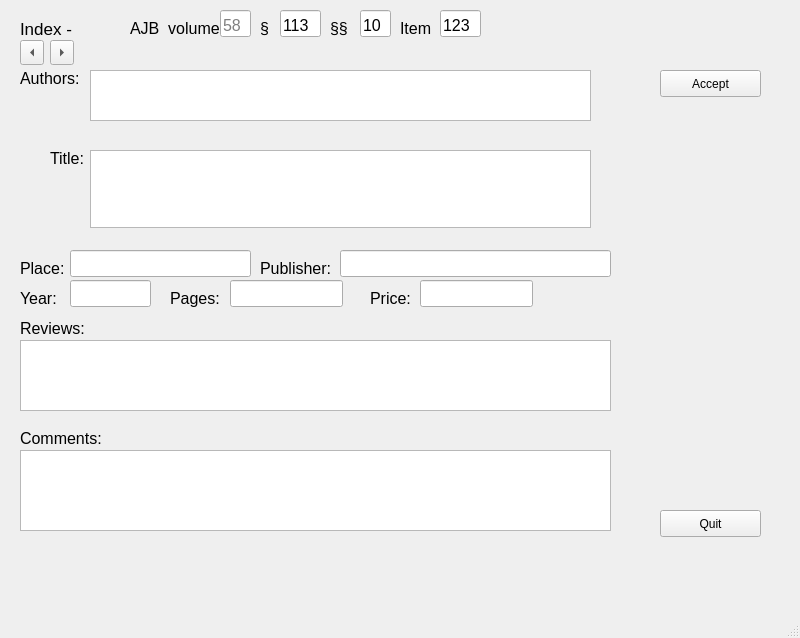
Old version of the form Books20/Tools/src/ui_BookEntry.ui in the repository JimFowler/books.
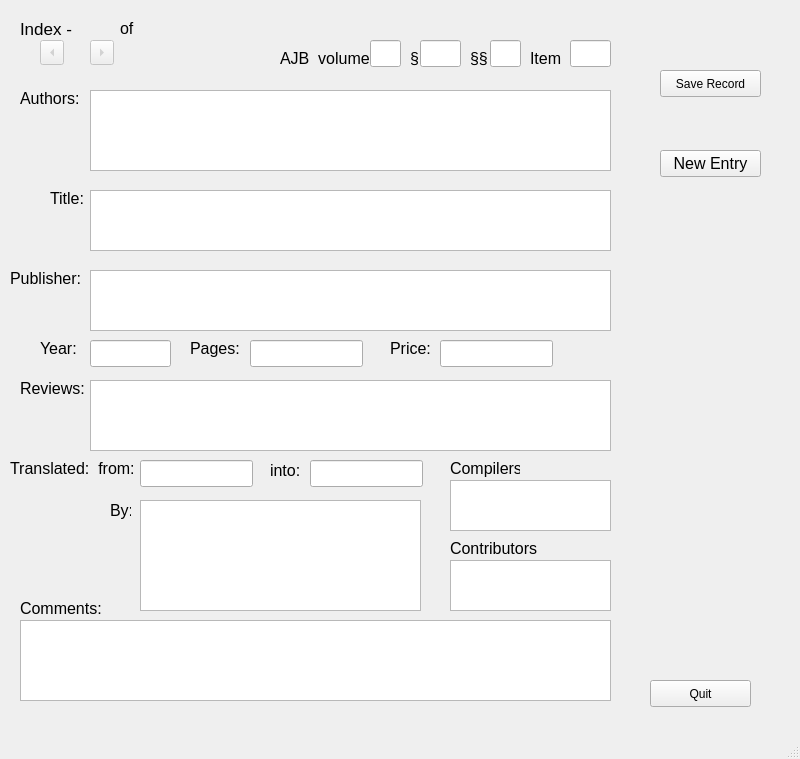
New version of the form.

Commit message: Got BookEntry and Header edit window working.

The edit to the form file:
```diff
--- a/Books20/Tools/src/ui_BookEntry.ui
+++ b/Books20/Tools/src/ui_BookEntry.ui
@@ -7,7 +7,7 @@
     <x>0</x>
     <y>0</y>
     <width>800</width>
-    <height>638</height>
+    <height>759</height>
    </rect>
   </property>
   <property name="windowTitle">
@@ -38,8 +38,8 @@
    <widget class="QLabel" name="volLabel">
     <property name="geometry">
      <rect>
-      <x>130</x>
-      <y>20</y>
+      <x>280</x>
+      <y>50</y>
       <width>91</width>
       <height>17</height>
      </rect>
@@ -56,8 +56,8 @@
    <widget class="QLineEdit" name="volNum">
     <property name="geometry">
      <rect>
-      <x>220</x>
-      <y>10</y>
+      <x>370</x>
+      <y>40</y>
       <width>31</width>
       <height>27</height>
      </rect>
@@ -77,15 +77,15 @@
      <bool>false</bool>
     </property>
     <property name="placeholderText">
-     <string>58</string>
+     <string/>
     </property>
    </widget>
    <widget class="QLabel" name="secLabel">
     <property name="geometry">
      <rect>
-      <x>260</x>
-      <y>20</y>
-      <width>21</width>
+      <x>410</x>
+      <y>50</y>
+      <width>16</width>
       <height>17</height>
      </rect>
     </property>
@@ -101,8 +101,8 @@
    <widget class="QLineEdit" name="secNum">
     <property name="geometry">
      <rect>
-      <x>280</x>
-      <y>10</y>
+      <x>420</x>
+      <y>40</y>
       <width>41</width>
       <height>27</height>
      </rect>
@@ -116,7 +116,7 @@
      <string>AJB Section number</string>
     </property>
     <property name="text">
-     <string>113</string>
+     <string/>
     </property>
     <property name="alignment">
      <set>Qt::AlignBottom|Qt::AlignLeading|Qt::AlignLeft</set>
@@ -125,8 +125,8 @@
    <widget class="QLabel" name="subSecLabel">
     <property name="geometry">
      <rect>
-      <x>330</x>
-      <y>20</y>
+      <x>470</x>
+      <y>50</y>
       <width>21</width>
       <height>17</height>
      </rect>
@@ -143,8 +143,8 @@
    <widget class="QLineEdit" name="subSecNum">
     <property name="geometry">
      <rect>
-      <x>360</x>
-      <y>10</y>
+      <x>490</x>
+      <y>40</y>
       <width>31</width>
       <height>27</height>
      </rect>
@@ -158,7 +158,7 @@
      <string>AJB subsection number if applicable</string>
     </property>
     <property name="text">
-     <string>10</string>
+     <string/>
     </property>
     <property name="alignment">
      <set>Qt::AlignBottom|Qt::AlignLeading|Qt::AlignLeft</set>
@@ -167,8 +167,8 @@
    <widget class="QLabel" name="itemLabel">
     <property name="geometry">
      <rect>
-      <x>400</x>
-      <y>20</y>
+      <x>530</x>
+      <y>50</y>
       <width>31</width>
       <height>17</height>
      </rect>
@@ -185,8 +185,8 @@
    <widget class="QLineEdit" name="itemNum">
     <property name="geometry">
      <rect>
-      <x>440</x>
-      <y>10</y>
+      <x>570</x>
+      <y>40</y>
       <width>41</width>
       <height>27</height>
      </rect>
@@ -200,7 +200,7 @@
      <string>AJB item number in the section</string>
     </property>
     <property name="text">
-     <string>123</string>
+     <string/>
     </property>
     <property name="alignment">
      <set>Qt::AlignBottom|Qt::AlignLeading|Qt::AlignLeft</set>
@@ -210,7 +210,7 @@
     <property name="geometry">
      <rect>
       <x>20</x>
-      <y>70</y>
+      <y>90</y>
       <width>70</width>
       <height>17</height>
      </rect>
@@ -228,7 +228,7 @@
     <property name="geometry">
      <rect>
       <x>50</x>
-      <y>150</y>
+      <y>190</y>
       <width>41</width>
       <height>17</height>
      </rect>
@@ -246,11 +246,16 @@
     <property name="geometry">
      <rect>
       <x>90</x>
-      <y>150</y>
-      <width>501</width>
-      <height>78</height>
+      <y>190</y>
+      <width>521</width>
+      <height>61</height>
      </rect>
     </property>
+    <property name="font">
+     <font>
+      <pointsize>12</pointsize>
+     </font>
+    </property>
     <property name="toolTip">
      <string>Title of the book</string>
     </property>
@@ -262,9 +267,9 @@
     <property name="geometry">
      <rect>
       <x>90</x>
-      <y>70</y>
-      <width>501</width>
-      <height>51</height>
+      <y>90</y>
+      <width>521</width>
+      <height>81</height>
      </rect>
     </property>
     <property name="font">
@@ -279,45 +284,11 @@
      <bool>true</bool>
     </property>
    </widget>
-   <widget class="QLabel" name="placeLabel">
-    <property name="geometry">
-     <rect>
-      <x>20</x>
-      <y>260</y>
-      <width>51</width>
-      <height>17</height>
-     </rect>
-    </property>
-    <property name="font">
-     <font>
-      <pointsize>12</pointsize>
-     </font>
-    </property>
-    <property name="text">
-     <string>Place:</string>
-    </property>
-   </widget>
-   <widget class="QLineEdit" name="placeEntry">
-    <property name="geometry">
-     <rect>
-      <x>70</x>
-      <y>250</y>
-      <width>181</width>
-      <height>27</height>
-     </rect>
-    </property>
-    <property name="toolTip">
-     <string>Place of publication</string>
-    </property>
-    <property name="alignment">
-     <set>Qt::AlignBottom|Qt::AlignLeading|Qt::AlignLeft</set>
-    </property>
-   </widget>
    <widget class="QLabel" name="publLabel">
     <property name="geometry">
      <rect>
-      <x>260</x>
-      <y>260</y>
+      <x>10</x>
+      <y>270</y>
       <width>70</width>
       <height>17</height>
      </rect>
@@ -331,27 +302,11 @@
      <string>Publisher:</string>
     </property>
    </widget>
-   <widget class="QLineEdit" name="publEntry">
-    <property name="geometry">
-     <rect>
-      <x>340</x>
-      <y>250</y>
-      <width>271</width>
-      <height>27</height>
-     </rect>
-    </property>
-    <property name="toolTip">
-     <string>Publisher's name</string>
-    </property>
-    <property name="alignment">
-     <set>Qt::AlignBottom|Qt::AlignLeading|Qt::AlignLeft</set>
-    </property>
-   </widget>
    <widget class="QLabel" name="yearLabel">
     <property name="geometry">
      <rect>
-      <x>20</x>
-      <y>290</y>
+      <x>40</x>
+      <y>340</y>
       <width>41</width>
       <height>17</height>
      </rect>
@@ -368,8 +323,8 @@
    <widget class="QLineEdit" name="yearEntry">
     <property name="geometry">
      <rect>
-      <x>70</x>
-      <y>280</y>
+      <x>90</x>
+      <y>340</y>
       <width>81</width>
       <height>27</height>
      </rect>
@@ -389,8 +344,8 @@
    <widget class="QLabel" name="pageLabel">
     <property name="geometry">
      <rect>
-      <x>170</x>
-      <y>290</y>
+      <x>190</x>
+      <y>340</y>
       <width>51</width>
       <height>17</height>
      </rect>
@@ -407,8 +362,8 @@
    <widget class="QLineEdit" name="pageEntry">
     <property name="geometry">
      <rect>
-      <x>230</x>
-      <y>280</y>
+      <x>250</x>
+      <y>340</y>
       <width>113</width>
       <height>27</height>
      </rect>
@@ -428,8 +383,8 @@
    <widget class="QLabel" name="priceLabel">
     <property name="geometry">
      <rect>
-      <x>370</x>
-      <y>290</y>
+      <x>390</x>
+      <y>340</y>
       <width>41</width>
       <height>17</height>
      </rect>
@@ -446,12 +401,17 @@
    <widget class="QLineEdit" name="priceEntry">
     <property name="geometry">
      <rect>
-      <x>420</x>
-      <y>280</y>
+      <x>440</x>
+      <y>340</y>
       <width>113</width>
       <height>27</height>
      </rect>
     </property>
+    <property name="font">
+     <font>
+      <pointsize>12</pointsize>
+     </font>
+    </property>
     <property name="toolTip">
      <string>Cost at time of review</string>
     </property>
@@ -463,7 +423,7 @@
     <property name="geometry">
      <rect>
       <x>20</x>
-      <y>320</y>
+      <y>380</y>
       <width>71</width>
       <height>17</height>
      </rect>
@@ -480,9 +440,9 @@
    <widget class="QTextEdit" name="reviewsEntry">
     <property name="geometry">
      <rect>
-      <x>20</x>
-      <y>340</y>
-      <width>591</width>
+      <x>90</x>
+      <y>380</y>
+      <width>521</width>
       <height>71</height>
      </rect>
     </property>
@@ -502,7 +462,7 @@
     <property name="geometry">
      <rect>
       <x>20</x>
-      <y>430</y>
+      <y>600</y>
       <width>81</width>
       <height>17</height>
      </rect>
@@ -517,9 +477,12 @@
     </property>
    </widget>
    <widget class="QToolButton" name="prevButton">
+    <property name="enabled">
+     <bool>false</bool>
+    </property>
     <property name="geometry">
      <rect>
-      <x>20</x>
+      <x>40</x>
       <y>40</y>
       <width>24</width>
       <height>25</height>
@@ -536,9 +499,12 @@
     </property>
    </widget>
    <widget class="QToolButton" name="nextButton">
+    <property name="enabled">
+     <bool>false</bool>
+    </property>
     <property name="geometry">
      <rect>
-      <x>50</x>
+      <x>90</x>
       <y>40</y>
       <width>24</width>
       <height>25</height>
@@ -567,14 +533,14 @@
      <string>Click to test and accecpt the record</string>
     </property>
     <property name="text">
-     <string>Accept</string>
+     <string>Save Record</string>
     </property>
    </widget>
    <widget class="QPushButton" name="quitButton">
     <property name="geometry">
      <rect>
-      <x>660</x>
-      <y>510</y>
+      <x>650</x>
+      <y>680</y>
       <width>101</width>
       <height>27</height>
      </rect>
@@ -590,14 +556,271 @@
     <property name="geometry">
      <rect>
       <x>20</x>
-      <y>450</y>
+      <y>620</y>
       <width>591</width>
       <height>81</height>
      </rect>
     </property>
+    <property name="font">
+     <font>
+      <pointsize>12</pointsize>
+     </font>
+    </property>
     <property name="toolTip">
      <string>Comments, one per line</string>
     </property>
+    <property name="tabChangesFocus">
+     <bool>true</bool>
+    </property>
+   </widget>
+   <widget class="QPushButton" name="pushButton">
+    <property name="geometry">
+     <rect>
+      <x>660</x>
+      <y>150</y>
+      <width>101</width>
+      <height>27</height>
+     </rect>
+    </property>
+    <property name="font">
+     <font>
+      <pointsize>12</pointsize>
+     </font>
+    </property>
+    <property name="focusPolicy">
+     <enum>Qt::ClickFocus</enum>
+    </property>
+    <property name="text">
+     <string>New Entry</string>
+    </property>
+   </widget>
+   <widget class="QTextEdit" name="publEntry">
+    <property name="geometry">
+     <rect>
+      <x>90</x>
+      <y>270</y>
+      <width>521</width>
+      <height>61</height>
+     </rect>
+    </property>
+    <property name="font">
+     <font>
+      <pointsize>12</pointsize>
+     </font>
+    </property>
+    <property name="tabChangesFocus">
+     <bool>true</bool>
+    </property>
+   </widget>
+   <widget class="QTextEdit" name="translatorEntry">
+    <property name="geometry">
+     <rect>
+      <x>140</x>
+      <y>500</y>
+      <width>281</width>
+      <height>111</height>
+     </rect>
+    </property>
+    <property name="font">
+     <font>
+      <pointsize>12</pointsize>
+     </font>
+    </property>
+    <property name="toolTip">
+     <string>Translator's names</string>
+    </property>
+    <property name="tabChangesFocus">
+     <bool>true</bool>
+    </property>
+   </widget>
+   <widget class="QTextEdit" name="compilersEntry">
+    <property name="geometry">
+     <rect>
+      <x>450</x>
+      <y>480</y>
+      <width>161</width>
+      <height>51</height>
+     </rect>
+    </property>
+    <property name="font">
+     <font>
+      <pointsize>12</pointsize>
+     </font>
+    </property>
+    <property name="toolTip">
+     <string>Compiler's names</string>
+    </property>
+    <property name="tabChangesFocus">
+     <bool>true</bool>
+    </property>
+   </widget>
+   <widget class="QLabel" name="compilersLabel">
+    <property name="geometry">
+     <rect>
+      <x>450</x>
+      <y>460</y>
+      <width>70</width>
+      <height>17</height>
+     </rect>
+    </property>
+    <property name="font">
+     <font>
+      <pointsize>12</pointsize>
+     </font>
+    </property>
+    <property name="text">
+     <string>Compilers</string>
+    </property>
+   </widget>
+   <widget class="QLabel" name="contribLabel">
+    <property name="geometry">
+     <rect>
+      <x>450</x>
+      <y>540</y>
+      <width>101</width>
+      <height>17</height>
+     </rect>
+    </property>
+    <property name="font">
+     <font>
+      <pointsize>12</pointsize>
+     </font>
+    </property>
+    <property name="text">
+     <string>Contributors</string>
+    </property>
+   </widget>
+   <widget class="QTextEdit" name="contribEntry">
+    <property name="geometry">
+     <rect>
+      <x>450</x>
+      <y>560</y>
+      <width>161</width>
+      <height>51</height>
+     </rect>
+    </property>
+    <property name="font">
+     <font>
+      <pointsize>12</pointsize>
+     </font>
+    </property>
+    <property name="toolTip">
+     <string>Contributor's names</string>
+    </property>
+    <property name="tabChangesFocus">
+     <bool>true</bool>
+    </property>
+   </widget>
+   <widget class="QLabel" name="translateLabel">
+    <property name="geometry">
+     <rect>
+      <x>10</x>
+      <y>460</y>
+      <width>141</width>
+      <height>17</height>
+     </rect>
+    </property>
+    <property name="font">
+     <font>
+      <pointsize>12</pointsize>
+     </font>
+    </property>
+    <property name="midLineWidth">
+     <number>2</number>
+    </property>
+    <property name="text">
+     <string>Translated:  from:</string>
+    </property>
+   </widget>
+   <widget class="QLineEdit" name="fromlangEntry">
+    <property name="geometry">
+     <rect>
+      <x>140</x>
+      <y>460</y>
+      <width>113</width>
+      <height>27</height>
+     </rect>
+    </property>
+    <property name="font">
+     <font>
+      <pointsize>12</pointsize>
+     </font>
+    </property>
+    <property name="toolTip">
+     <string>The original language of the work.</string>
+    </property>
+   </widget>
+   <widget class="QLabel" name="intoLabel">
+    <property name="geometry">
+     <rect>
+      <x>270</x>
+      <y>460</y>
+      <width>31</width>
+      <height>20</height>
+     </rect>
+    </property>
+    <property name="font">
+     <font>
+      <pointsize>12</pointsize>
+     </font>
+    </property>
+    <property name="text">
+     <string>into:</string>
+    </property>
+   </widget>
+   <widget class="QLineEdit" name="tolangEntry">
+    <property name="geometry">
+     <rect>
+      <x>310</x>
+      <y>460</y>
+      <width>113</width>
+      <height>27</height>
+     </rect>
+    </property>
+    <property name="font">
+     <font>
+      <pointsize>12</pointsize>
+     </font>
+    </property>
+    <property name="toolTip">
+     <string>The language of this work.</string>
+    </property>
+   </widget>
+   <widget class="QLabel" name="translatebyLabel">
+    <property name="geometry">
+     <rect>
+      <x>110</x>
+      <y>500</y>
+      <width>21</width>
+      <height>20</height>
+     </rect>
+    </property>
+    <property name="font">
+     <font>
+      <pointsize>12</pointsize>
+     </font>
+    </property>
+    <property name="text">
+     <string>By:</string>
+    </property>
+   </widget>
+   <widget class="QLabel" name="ofnumLabel">
+    <property name="geometry">
+     <rect>
+      <x>120</x>
+      <y>20</y>
+      <width>70</width>
+      <height>17</height>
+     </rect>
+    </property>
+    <property name="font">
+     <font>
+      <pointsize>12</pointsize>
+     </font>
+    </property>
+    <property name="text">
+     <string>of</string>
+    </property>
    </widget>
   </widget>
   <widget class="QMenuBar" name="menubar">
```
Left out of the diff: 20 changed lines with no effect on the pictures. The commit also changes 9 other files.
